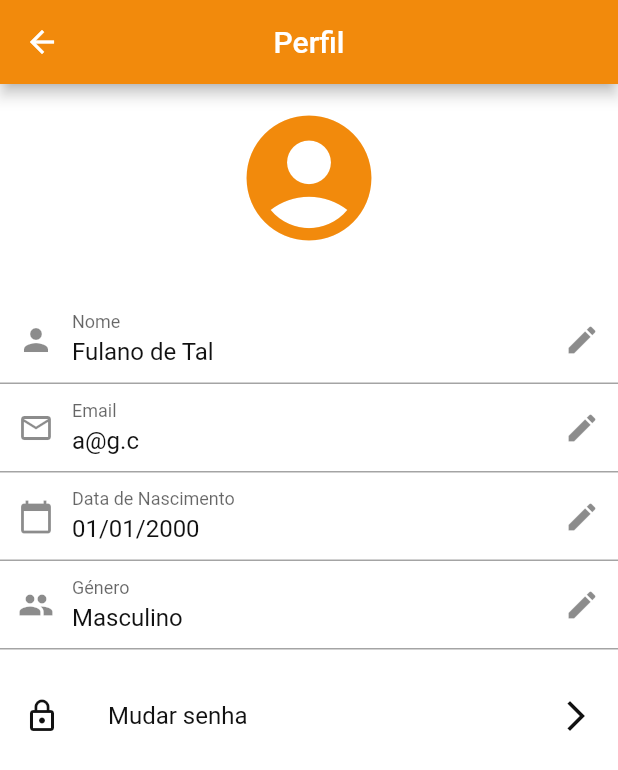
After one commit to JoaoCupido/projeto_sti, a Flutter app: the UserAccountScreen screen opened by its route, after a tap on "Perfil", on a phone screen of 412 x 824 dp. The commit adds this screen. Shown: the top 770 px of the screen. Run offline on Flutter 3.47's test engine with Material 2 defaults, Android fonts, the light colour scheme and no system bars; our stand-ins replace carousel_slider, easy_search_bar, flutter_svg; project files that could hold a hidden picture were left out.

Commit message:
Implementado o ecrã de definições de conta e de perfil de conta

```diff
--- a/lib/main.dart
+++ b/lib/main.dart
@@ -6,6 +6,8 @@ import 'package:projeto_sti/recover_account_1.dart';
 import 'package:projeto_sti/recover_account_2.dart';
 import 'package:projeto_sti/recover_account_3.dart';
 import 'package:projeto_sti/bottom_nav_bar_screen.dart';
+import 'package:projeto_sti/user_account_screen.dart';
+import 'package:projeto_sti/user_profile_screen.dart';
 
 void main() {
   runApp(const MyApp());
@@ -31,6 +33,8 @@ class MyApp extends StatelessWidget {
             '/recover-account-2': (context) => const RecoverAccount2(emailName: ''),
             '/recover-account-3': (context) => const RecoverAccount3(),
             '/home': (context) => const BottomNavBarScreen(),
+            '/user-account': (context) => const UserAccountScreen(),
+            '/user-profile': (context) => const UserProfileScreen(),
           },
           theme: ThemeData(
             colorScheme: const ColorScheme(
--- a/lib/search_bar.dart
+++ b/lib/search_bar.dart
@@ -72,7 +72,7 @@ class _SearchBarState extends State<SearchBar>
                   if (emailName.isEmpty) {
                     Navigator.of(context).pushReplacementNamed('/login');
                   } else {
-                    Navigator.of(context).pushReplacementNamed('/login');
+                    Navigator.of(context).pushNamed('/user-account');
                   }
                 },
                 icon: Icon(
--- /dev/null
+++ b/lib/user_account_screen.dart
@@ -0,0 +1,174 @@
+import 'package:flutter/material.dart';
+
+class UserAccountScreen extends StatefulWidget {
+  const UserAccountScreen({Key? key}) : super(key: key);
+
+  @override
+  _UserAccountScreenState createState() => _UserAccountScreenState();
+}
+
+class _UserAccountScreenState extends State<UserAccountScreen> {
+  bool _isLoggingOut = false;
+
+  void _handleLogout() async {
+    setState(() {
+      _isLoggingOut = true;
+    });
+    await Future.delayed(const Duration(seconds: 2));
+
+    // aqui colocamos a lógica para realizar o logout - backend
+    Navigator.of(context).pushReplacementNamed('/login');
+
+    setState(() {
+      _isLoggingOut = false;
+    });
+  }
+
+  @override
+  Widget build(BuildContext context) {
+    return Stack(
+      children: [
+        Scaffold(
+          backgroundColor: Theme.of(context).colorScheme.surface,
+          appBar: AppBar(
+          centerTitle: true,
+          title: const Text('A minha conta', textAlign: TextAlign.center),
+          actions: [
+            IconButton(
+              icon: const Icon(Icons.settings),
+              onPressed: () {
+                // Implementar a funcionalidade do ícone de configurações aqui
+              },
+            ),
+          ],
+        ),
+          body: Column(
+          children: [
+            Container(
+              height: 125,
+              color: Theme.of(context).colorScheme.surface,
+              child: Align(
+                alignment: Alignment.center,
+                child: Icon(
+                  Icons.account_circle,
+                  size: 100,
+                  color: Theme.of(context).colorScheme.primary,
+                ),
+              ),
+            ),
+            const SizedBox(height: 16.0),
+            Text(
+              'Olá, Fulano de Tal!',
+              style: Theme.of(context).textTheme.titleLarge,
+            ),
+            const SizedBox(height: 16.0),
+            Expanded(
+              child: ListView(
+                children: [
+                  ListTile(
+                    iconColor: Theme.of(context).colorScheme.onSurface,
+                    textColor: Theme.of(context).colorScheme.onSurface,
+                    leading: const Icon(Icons.person),
+                    trailing: const Icon(Icons.arrow_forward_ios),
+                    title: const Text('Perfil'),
+                    onTap: () {
+                      // Implementar a funcionalidade da tab Perfil aqui
+                      Navigator.of(context).pushNamed('/user-profile');
+                    },
+                  ),
+                  ListTile(
+                    iconColor: Theme.of(context).colorScheme.onSurface,
+                    textColor: Theme.of(context).colorScheme.onSurface,
+                    leading: const Icon(Icons.receipt),
+                    trailing: const Icon(Icons.arrow_forward_ios),
+                    title: const Text('Dados de faturação'),
+                    onTap: () {
+                      // Implementar a funcionalidade da tab Dados de faturação aqui
+                    },
+                  ),
+                  ListTile(
+                    iconColor: Theme.of(context).colorScheme.onSurface,
+                    textColor: Theme.of(context).colorScheme.onSurface,
+                    leading: const Icon(Icons.payment),
+                    trailing: const Icon(Icons.arrow_forward_ios),
+                    title: const Text('Métodos de pagamento'),
+                    onTap: () {
+                      // Implementar a funcionalidade da tab Métodos de pagamento aqui
+                    },
+                  ),
+                  ListTile(
+                    iconColor: Theme.of(context).colorScheme.onSurface,
+                    textColor: Theme.of(context).colorScheme.onSurface,
+                    leading: const Icon(Icons.notifications),
+                    trailing: const Icon(Icons.arrow_forward_ios),
+                    title: const Text('Notificações'),
+                    onTap: () {
+                      // Implementar a funcionalidade da tab Notificações aqui
+                    },
+                  ),
+                  ListTile(
+                    iconColor: Theme.of(context).colorScheme.onSurface,
+                    textColor: Theme.of(context).colorScheme.onSurface,
+                    leading: const Icon(Icons.contacts),
+                    trailing: const Icon(Icons.arrow_forward_ios),
+                    title: const Text('Preferências de contacto'),
+                    onTap: () {
+                      // Implementar a funcionalidade da tab Preferências de contacto aqui
+                    },
+                  ),
+                  ListTile(
+                    iconColor: Theme.of(context).colorScheme.onSurface,
+                    textColor: Theme.of(context).colorScheme.onSurface,
+                    leading: const Icon(Icons.people),
+                    trailing: const Icon(Icons.arrow_forward_ios),
+                    title: const Text('Contas associadas'),
+                    onTap: () {
+                      // Implementar a funcionalidade da tab Contas associadas aqui
+                    },
+                  ),
+                  ListTile(
+                    iconColor: Theme.of(context).colorScheme.onSurface,
+                    textColor: Theme.of(context).colorScheme.onSurface,
+                    leading: const Icon(Icons.help),
+                    trailing: const Icon(Icons.arrow_forward_ios),
+                    title: const Text('Ajuda'),
+                    onTap: () {
+                      // Implementar a funcionalidade da tab Ajuda aqui
+                    },
+                  ),
+                  ListTile(
+                    iconColor: Theme.of(context).colorScheme.onSurface,
+                    textColor: Theme.of(context).colorScheme.onSurface,
+                    leading: const Icon(Icons.info),
+                    trailing: const Icon(Icons.arrow_forward_ios),
+                    title: const Text('Sobre nós'),
+                    onTap: () {
+                      // Implementar a funcionalidade da tab Sobre nós aqui
+                    },
+                  ),
+                  ListTile(
+                    iconColor: Theme.of(context).colorScheme.onError,
+                    textColor: Theme.of(context).colorScheme.onError,
+                    leading: const Icon(Icons.exit_to_app),
+                    trailing: const Icon(Icons.arrow_forward_ios),
+                    title: const Text('Terminar sessão'),
+                    onTap: _handleLogout,
+                    tileColor: Colors.red,
+                  ),
+                ],
+              ),
+            ),
+          ],
+          ),
+        ),
+        if (_isLoggingOut)
+          Container(
+            color: Colors.black.withOpacity(0.5),
+            child: const Center(
+              child: CircularProgressIndicator(),
+            ),
+          ),
+      ],
+    );
+  }
+}
--- /dev/null
+++ b/lib/user_profile_screen.dart
@@ -0,0 +1,220 @@
+import 'package:flutter/material.dart';
+import 'package:intl/intl.dart';
+import 'classes/input_validation.dart';
+
+class UserProfileScreen extends StatefulWidget {
+  const UserProfileScreen({Key? key}) : super(key: key);
+
+  @override
+  _UserProfileScreenState createState() => _UserProfileScreenState();
+}
+
+class _UserProfileScreenState extends State<UserProfileScreen> {
+  bool _isNameEditable = false;
+  TextEditingController _nameController = TextEditingController(text: 'Fulano de Tal');
+  final FocusNode _nameFocusNode = FocusNode();
+
+  bool _isEmailEditable = false;
+  TextEditingController _emailController = TextEditingController(text: 'a@g.c');
+  final FocusNode _emailFocusNode = FocusNode();
+
+  TextEditingController _birthDateController = TextEditingController(text: '01/01/2000');
+  final FocusNode _birthDateFocusNode = FocusNode();
+  bool _isBirthDateEditable = false;
+
+  TextEditingController _genderController = TextEditingController(text: 'Masculino');
+  final FocusNode _genderFocusNode = FocusNode();
+  bool _isGenderEditable = false;
+
+  @override
+  void dispose() {
+    _nameController.dispose();
+    _emailController.dispose();
+    super.dispose();
+  }
+
+  @override
+  Widget build(BuildContext context) {
+    return Stack(
+      children: [
+        Scaffold(
+          backgroundColor: Theme.of(context).colorScheme.surface,
+          appBar: AppBar(
+            centerTitle: true,
+            title: const Text('Perfil', textAlign: TextAlign.center),
+          ),
+          body: Column(
+            children: [
+              Container(
+                height: 125,
+                color: Theme.of(context).colorScheme.surface,
+                child: Align(
+                  alignment: Alignment.center,
+                  child: Icon(
+                    Icons.account_circle,
+                    size: 100,
+                    color: Theme.of(context).colorScheme.primary,
+                  ),
+                ),
+              ),
+              const SizedBox(height: 16.0),
+              Expanded(
+                child: ListView(
+                  children: [
+                    TextFormField(
+                      focusNode: _nameFocusNode,
+                      controller: _nameController,
+                      readOnly: !_isNameEditable,
+                      decoration: InputDecoration(
+                        labelText: 'Nome',
+                        prefixIcon: const Icon(Icons.person),
+                        suffixIcon: _isNameEditable ? IconButton(
+                          icon: const Icon(Icons.check),
+                          onPressed: () {
+                            if(validateUsernameInput(context, _nameController)) {
+                              setState(() {
+                                _isNameEditable = false;
+                              });
+                            }
+                          },
+                        ) : IconButton(
+                          icon: const Icon(Icons.edit),
+                          onPressed: () {
+                            setState(() {
+                              _isNameEditable = true;
+                              _nameFocusNode.requestFocus();
+                            });
+                          },
+                        ),
+                      ),
+                      onEditingComplete: () {
+                        if(validateUsernameInput(context, _nameController)) {
+                          setState(() {
+                            _isNameEditable = false;
+                          });
+                        }
+                      },
+                    ),
+                    TextFormField(
+                      focusNode: _emailFocusNode,
+                      controller: _emailController,
+                      readOnly: !_isEmailEditable,
+                      decoration: InputDecoration(
+                        labelText: 'Email',
+                        prefixIcon: const Icon(Icons.email_outlined),
+                        suffixIcon: _isEmailEditable ? IconButton(
+                          icon: const Icon(Icons.check),
+                          onPressed: () {
+                            if(validateEmailInput(context, _emailController)) {
+                              setState(() {
+                                _isEmailEditable = false;
+                              });
+                            }
+                          },
+                        ) : IconButton(
+                          icon: const Icon(Icons.edit),
+                          onPressed: () {
+                            setState(() {
+                              _isEmailEditable = true;
+                              _emailFocusNode.requestFocus();
+                            });
+                          },
+                        ),
+                      ),
+                      onEditingComplete: () {
+                        if(validateEmailInput(context, _emailController)) {
+                          setState(() {
+                            _isEmailEditable = false;
+                          });
+                        }
+                      },
+                    ),
+                    TextFormField(
+                      focusNode: _birthDateFocusNode,
+                      controller: _birthDateController,
+                      readOnly: !_isBirthDateEditable,
+                      decoration: InputDecoration(
+                        labelText: 'Data de Nascimento',
+                        prefixIcon: const Icon(Icons.calendar_today),
+                        suffixIcon: _isBirthDateEditable ? IconButton(
+                          icon: const Icon(Icons.check),
+                          onPressed: () {
+                            if(validateBirthDateInput(context, (DateFormat('dd/MM/yyyy')).parse(_birthDateController.text))) {
+                              setState(() {
+                                _isBirthDateEditable = false;
+                              });
+                            }
+                          },
+                        ) : IconButton(
+                          icon: const Icon(Icons.edit),
+                          onPressed: () {
+                            setState(() {
+                              _isBirthDateEditable = true;
+                              _birthDateFocusNode.requestFocus();
+                            });
+                          },
+                        ),
+                      ),
+                      onEditingComplete: () {
+                        if(validateBirthDateInput(context, (DateFormat('dd/MM/yyyy')).parse(_birthDateController.text))) {
+                          setState(() {
+                            _isBirthDateEditable = false;
+                          });
+                        }
+                      },
+                    ),
+                    TextFormField(
+                      focusNode: _genderFocusNode,
+                      controller: _genderController,
+                      readOnly: !_isGenderEditable,
+                      decoration: InputDecoration(
+                        labelText: 'Género',
+                        prefixIcon: const Icon(Icons.people),
+                        suffixIcon: _isGenderEditable ? IconButton(
+                          icon: const Icon(Icons.check),
+                          onPressed: () {
+                            if(validateGenderInput(context, _genderController)) {
+                              setState(() {
+                                _isGenderEditable = false;
+                              });
+                            }
+                          },
+                        ) : IconButton(
+                          icon: const Icon(Icons.edit),
+                          onPressed: () {
+                            setState(() {
+                              _isGenderEditable = true;
+                              _genderFocusNode.requestFocus();
+                            });
+                          },
+                        ),
+                      ),
+                      onEditingComplete: () {
+                        if(validateGenderInput(context, _genderController)) {
+                          setState(() {
+                            _isGenderEditable = false;
+                          });
+                        }
+                      },
+                    ),
+                    const SizedBox(height: 16.0),
+                    ListTile(
+                      iconColor: Theme.of(context).colorScheme.onSurface,
+                      textColor: Theme.of(context).colorScheme.onSurface,
+                      leading: const Icon(Icons.lock_outline),
+                      trailing: const Icon(Icons.arrow_forward_ios),
+                      title: const Text('Mudar senha'),
+                      onTap: () {
+                        Navigator.of(context).pushNamed('/recover-account');
+                      },
+                    ),
+                  ],
+                ),
+              ),
+            ],
+          ),
+        ),
+      ],
+    );
+  }
+}
--- a/pubspec.yaml
+++ b/pubspec.yaml
@@ -39,6 +39,8 @@ dependencies:
   carousel_slider: ^4.2.1
 
   easy_search_bar: ^2.5.0
+
+  intl: ^0.18.1
 
 dev_dependencies:
   flutter_test:
```
Also changed, not shown: lib/account_session.dart (+8 -149 lines), lib/classes/input_validation.dart (added, +176 -0 lines), pubspec.lock.
